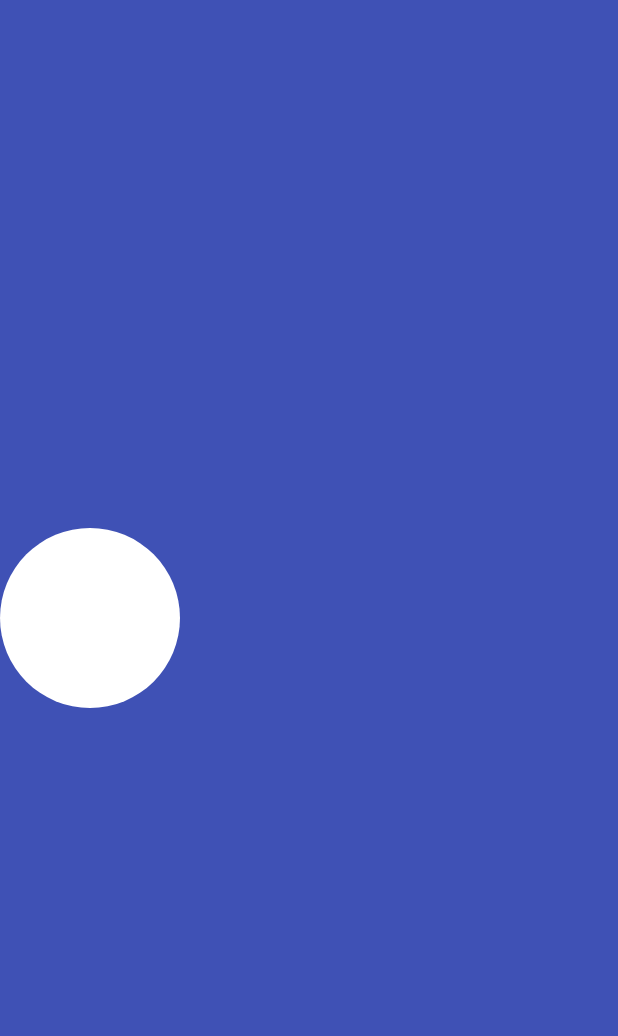
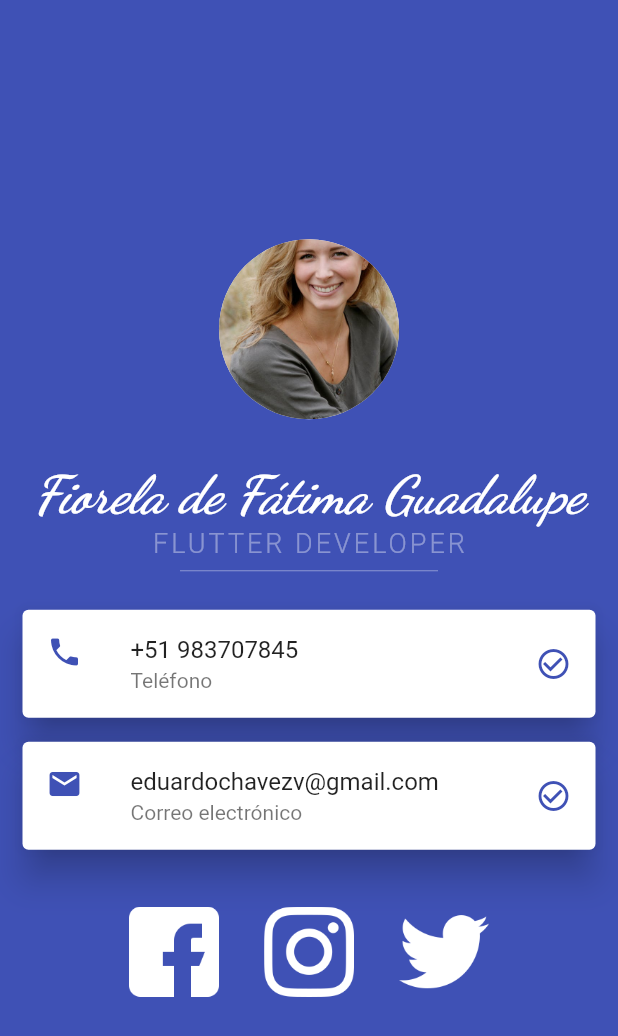
Before and after one commit to santus2134567/ProgramacionMovil-app01, a Flutter app: the screen it shows after launch, on a phone screen of 412 x 824 dp. Shown: the top 1036 px of the screen. Run offline on Flutter 3.47's test engine with Material 2 defaults, Android fonts, the phone set to English and light mode, and no system bars.

Commit message:
version 1.2

```diff
--- a/lib/main.dart
+++ b/lib/main.dart
@@ -1,12 +1,10 @@
 import 'package:flutter/material.dart';
 
-void main(List<String> args) {
+void main() {
   runApp(MyApp());
 }
 
 class MyApp extends StatelessWidget {
-  const MyApp({super.key});
-
   @override
   Widget build(BuildContext context) {
     return MaterialApp(
@@ -15,9 +13,101 @@ class MyApp extends StatelessWidget {
         body: Column(
           mainAxisAlignment: MainAxisAlignment.center,
           children: [
-            CircleAvatar(
+            const CircleAvatar(
               radius: 60.0,
               backgroundColor: Colors.white,
+              backgroundImage: AssetImage("assets/images/persona1.jpeg"),
+            ),
+            const SizedBox(
+              height: 30.0,
+            ),
+            const Text(
+              "Fiorela de Fátima Guadalupe",
+              style: TextStyle(
+                color: Colors.white,
+                fontSize: 35.0,
+                fontWeight: FontWeight.w800,
+                fontFamily: "Dancing",
+                fontStyle: FontStyle.italic,
+              ),
+            ),
+            const Text(
+              "FLUTTER DEVELOPER",
+              style: TextStyle(
+                color: Colors.white38,
+                fontSize: 18.0,
+                fontWeight: FontWeight.w300,
+                letterSpacing: 2.0,
+              ),
+            ),
+            const Divider(
+              thickness: 0.70,
+              color: Colors.white38,
+              indent: 120.0,
+              endIndent: 120.0,
+            ),
+            const SizedBox(
+              height: 10.0,
+            ),
+            const Card(
+              color: Colors.white,
+              margin: EdgeInsets.symmetric(horizontal: 15.0, vertical: 8.0),
+              elevation: 10.0,
+              child: ListTile(
+                title: Text("+51 983707845"),
+                subtitle: Text("Teléfono"),
+                leading: Icon(
+                  Icons.phone,
+                  color: Colors.indigo,
+                ),
+                trailing: Icon(
+                  Icons.check_circle_outline,
+                  color: Colors.indigo,
+                ),
+              ),
+            ),
+            const Card(
+              color: Colors.white,
+              margin: EdgeInsets.symmetric(horizontal: 15.0, vertical: 8.0),
+              elevation: 10.0,
+              child: ListTile(
+                title: Text("eduardochavezv@gmail.com"),
+                subtitle: Text("Correo electrónico"),
+                leading: Icon(
+                  Icons.mail,
+                  color: Colors.indigo,
+                ),
+                trailing: Icon(
+                  Icons.check_circle_outline,
+                  color: Colors.indigo,
+                ),
+              ),
+            ),
+            const SizedBox(
+              height: 30.0,
+            ),
+            Row(
+              mainAxisAlignment: MainAxisAlignment.center,
+              children: [
+                Image.asset(
+                  "assets/images/facebook.png",
+                  height: 60.0,
+                ),
+                const SizedBox(
+                  width: 30.0,
+                ),
+                Image.asset(
+                  "assets/images/instagram.png",
+                  height: 60.0,
+                ),
+                const SizedBox(
+                  width: 30.0,
+                ),
+                Image.asset(
+                  "assets/images/twitter.png",
+                  height: 60.0,
+                ),
+              ],
             ),
           ],
         ),
```
Also changed, not shown: pubspec.yaml (+11 -7 lines), assets/fonts/DancingScript-Bold.ttf (added), assets/fonts/DancingScript-Medium.ttf (added), assets/fonts/DancingScript-Regular.ttf (added), assets/fonts/DancingScript-SemiBold.ttf (added), assets/images/facebook.png (added), assets/images/instagram.png (added), assets/images/persona1.jpeg (added), assets/images/persona2.jpeg (added), assets/images/twitter.png (added), 18 other files.
